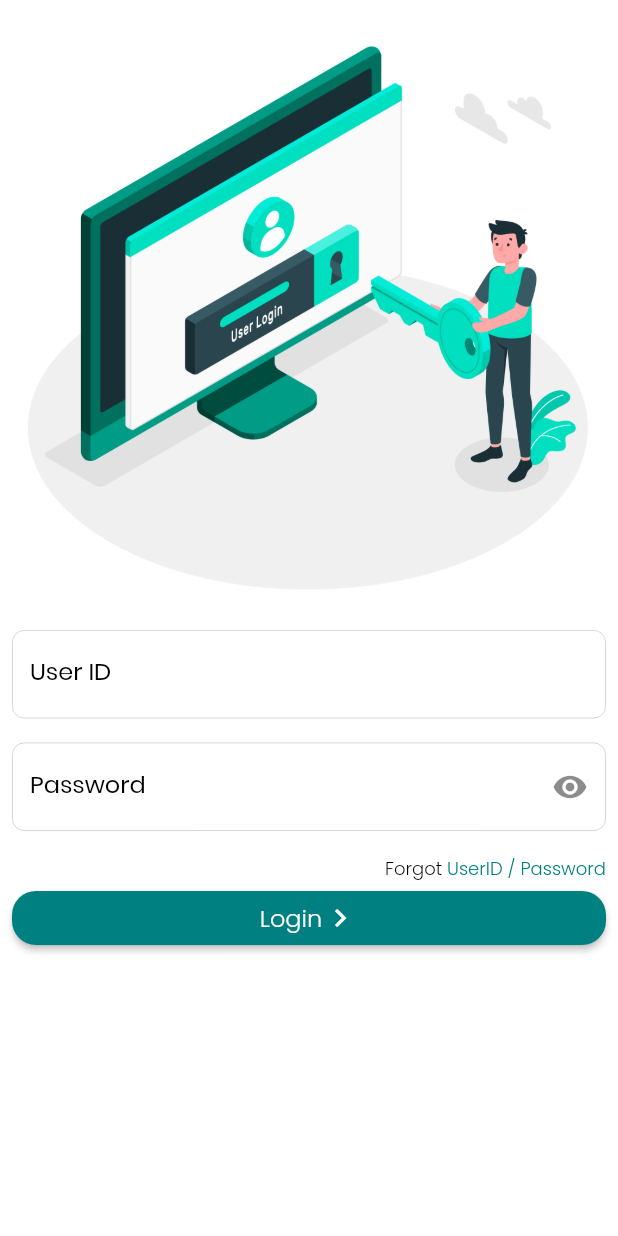
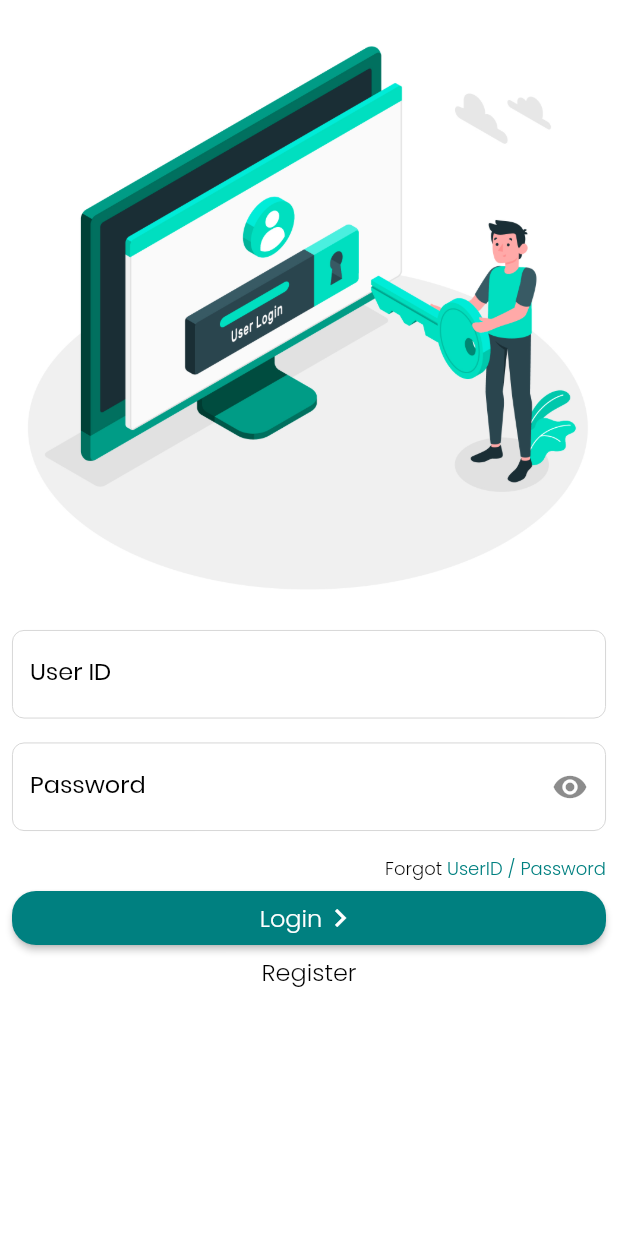
Before and after one commit to jesmin123/SalesPopular, a Flutter app: the screen it shows after launch, on a phone screen of 412 x 824 dp. Run offline on Flutter 3.47's test engine with Material 2 defaults, Android fonts, the phone set to English and light mode, and no system bars; our stand-ins replace cached_network_image, flutter_datetime_picker, fluttertoast, form_field_validator, line_icons, progress_dialog and 1 more; missing offline and left inert: fa_stepper, ff_contact_avatar, validated; accounts and stored records are empty.

```diff
--- a/lib/constants/strings.dart
+++ b/lib/constants/strings.dart
@@ -10,6 +10,7 @@ const DELIVERY_PAGE = 'DeliveryPage';
 const FOLLOW_UP_PAGE = 'FollowUpPage';
 const SALES_APP_PAGE = 'SalesAppPage';
 const CHANGE_PASSWORD_PAGE = "ChangePasswordPage";
+const REGISTRATION_PAGE = 'RegistrationPage';
 
 
 
--- a/lib/main.dart
+++ b/lib/main.dart
@@ -8,6 +8,7 @@ import 'package:sales_popular/ui/pages/follow_up_page.dart';
 import 'package:sales_popular/ui/pages/login_page.dart';
 import 'package:sales_popular/ui/pages/my_profile_page.dart';
 import 'package:sales_popular/ui/pages/home_page.dart';
+import 'package:sales_popular/ui/pages/registration.dart';
 import './provider/cases_provider.dart';
 import './provider/enquiry_provider.dart';
 import './provider/form_data_provider.dart';
@@ -32,7 +33,8 @@ class MyApp extends StatelessWidget {
     DELIVERY_PAGE : (context)=>DeliveryPage(),
     FOLLOW_UP_PAGE : (context)=>FollowUpPage(),
     LOGIN_PAGE : (context)=>LogInPage(),
-    CHANGE_PASSWORD_PAGE :(context)=>ChangePasswordPage()
+    CHANGE_PASSWORD_PAGE :(context)=>ChangePasswordPage(),
+    REGISTRATION_PAGE : (context)=> Register()
   };
 
   @override
--- a/lib/ui/pages/login_page.dart
+++ b/lib/ui/pages/login_page.dart
@@ -1,5 +1,6 @@
 import 'package:flutter/cupertino.dart';
 import 'package:flutter/material.dart';
+import 'package:flutter/painting.dart';
 import 'package:sales_popular/constants/app_border_style.dart';
 import 'package:sales_popular/constants/app_font_style.dart';
 import 'package:sales_popular/constants/colors.dart';
@@ -8,6 +9,7 @@ import 'package:sales_popular/provider/form_data_provider.dart';
 import 'package:sales_popular/constants/dimen.dart';
 import 'package:provider/provider.dart';
 import 'package:sales_popular/constants/strings.dart';
+import 'package:sales_popular/ui/pages/registration.dart';
 
 class LogInPage extends StatefulWidget {
 
@@ -126,17 +128,26 @@ class _LogInPageState extends State<LogInPage> {
                         Text("Login",
                             style: AppFontStyle.labelTextStyle(APP_WHITE_COLOR)),
                         Icon(Icons.keyboard_arrow_right, color: APP_WHITE_COLOR)
+
                       ],
                     ),
                   ),
 
                 ),
 
-              ],
+
+                InkWell(
+                  child:  Text("Register",style: AppFontStyle.labelTextStyle(APP_BLACK_COLOR),textAlign: TextAlign.center),
+                  onTap:() {Navigator.pushNamed(context, REGISTRATION_PAGE);},
+                ),
+
+                    ],
+                  ),
+                )
+
+       ,
             ),
         ),
-        ),
-      ),
-    );
+        );
   }
 }
```
Also changed, not shown: lib/provider/user_data_provider.dart (+26 -0 lines).
